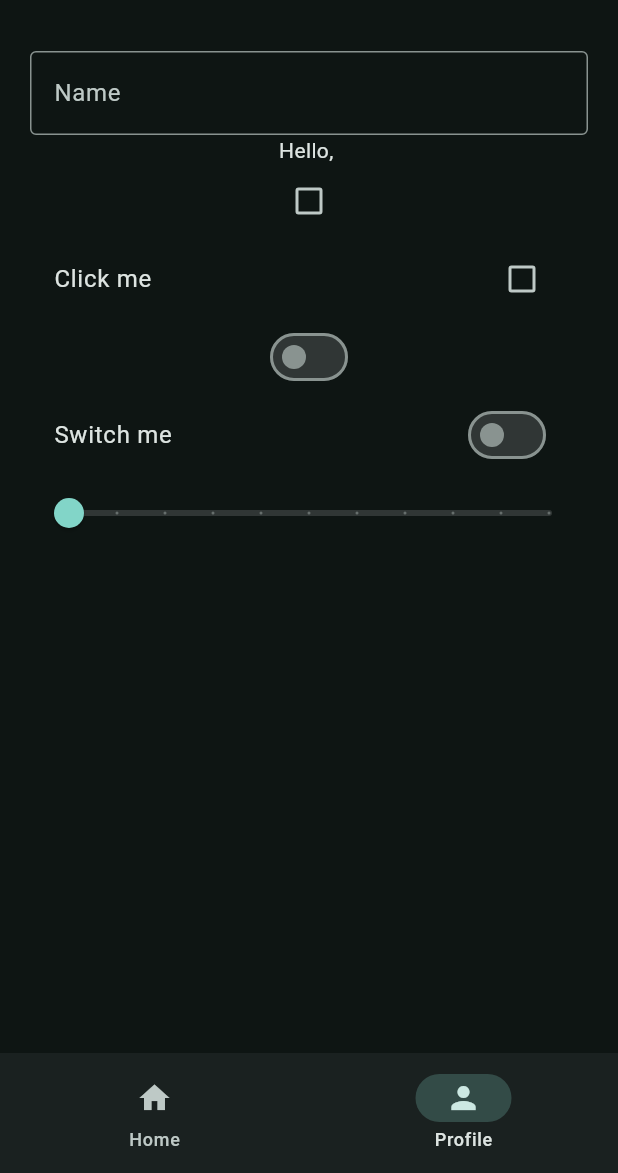
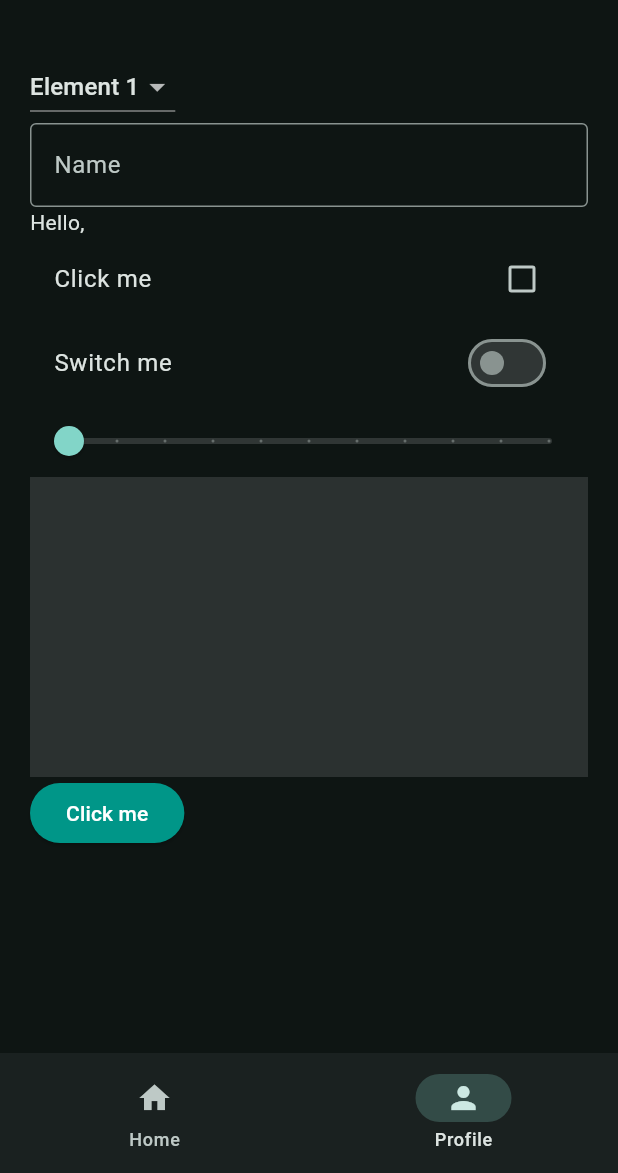
Before and after one commit to muhammadilhamyahya222/my-first-flutter-app, a Flutter app: the screen it shows after launch, item 2 of the bottom bar chosen, on a phone screen of 412 x 824 dp, the part 63-1236 px from its top. Run offline on Flutter 3.47's test engine with Material 3 defaults, Android fonts, the phone set to English and light mode, and no system bars.

Commit message:
try buttons 2

```diff
--- a/lib/screens/pages/profile_page.dart
+++ b/lib/screens/pages/profile_page.dart
@@ -12,13 +12,30 @@ class _ProfilePageState extends State<ProfilePage> {
   bool? isChecked = false;
   bool isSwitched = false;
   double sliderValue = 0.0;
+  String? menuItems = 'e1';
 
   @override
   Widget build(BuildContext context) {
-    return Padding(
+    return SingleChildScrollView(
+      child: Padding(
         padding: const EdgeInsets.all(20.0),
         child: Column(
+          // Column default is centered in X axis
+          crossAxisAlignment: CrossAxisAlignment.start, // Align to the left
           children: [
+            DropdownButton(
+              value: menuItems,
+              items: [
+                DropdownMenuItem(value: 'e1', child: Text('Element 1')),
+                DropdownMenuItem(value: 'e2', child: Text('Element 2')),
+                DropdownMenuItem(value: 'e3', child: Text('Element 3')),
+              ],
+              onChanged: (String? value) {
+                setState(() {
+                  menuItems = value;
+                });
+              },
+            ),
             TextField(
               controller: controller,
               decoration: InputDecoration(
@@ -30,8 +47,9 @@ class _ProfilePageState extends State<ProfilePage> {
               },
             ),
             Text('Hello, ${controller.text}'),
+            /*
             Checkbox(
-            // tristate: true,
+              // tristate: true, // Tristate allows null values, making the checkbox have three states: checked, unchecked, and indeterminate
               value: isChecked,
               onChanged: (bool? value) {
                 setState(() {
@@ -39,6 +57,7 @@ class _ProfilePageState extends State<ProfilePage> {
                 });
               },
             ),
+            */
             CheckboxListTile(
               // tristate: true,
               value: isChecked,
@@ -49,7 +68,9 @@ class _ProfilePageState extends State<ProfilePage> {
               },
               title: Text('Click me'),
             ),
-          Switch(
+            /*
+            Switch.adaptive(
+              // adaptive makes it look native on both iOS and Android, not all widgets have adaptive version
               value: isSwitched,
               onChanged: (bool value) {
                 setState(() {
@@ -57,7 +78,8 @@ class _ProfilePageState extends State<ProfilePage> {
                 });
               },
             ),
-          SwitchListTile(
+            */
+            SwitchListTile.adaptive(
               value: isSwitched,
               onChanged: (bool value) {
                 setState(() {
@@ -66,7 +88,7 @@ class _ProfilePageState extends State<ProfilePage> {
               },
               title: Text('Switch me'),
             ),
-          Slider.adaptive( // adaptive makes it look native on both iOS and Android
+            Slider.adaptive(
               max: 10.0, // To set the maximum value of the slider
               value: sliderValue,
               divisions: 10, // To set the number of discrete divisions
@@ -77,7 +99,31 @@ class _ProfilePageState extends State<ProfilePage> {
                 print('Slider value: $value');
               },
             ),
+            InkWell(
+              // Use Inkwell for clickable effect, and GestureDetector for more general use cases
+              splashColor: Colors.teal, // Color when tapped
+              highlightColor: Colors.white, // Color when held down
+              onTap: () {
+                print('Image selected');
+              },
+              // child: Image.asset('assets/images/bg.jpg')
+              child: Container(
+                height: 200,
+                width: double.infinity,
+                color: Colors.white12,
+              ),
+            ),
+            ElevatedButton(
+              // There is a lot of button types: ElevatedButton, TextButton, OutlinedButton, FilledButton, IconButton (like BackButton, CloseButton)
+              onPressed: () {},
+              child: Text('Click me'),
+              style: ElevatedButton.styleFrom(
+                backgroundColor: Colors.teal,
+                foregroundColor: Colors.white,
+              ),
+            ),
           ],
+        ),
       ),
     );
   }
```
Also changed, not shown: assets/images/bg.jpg (added). Lines whose indentation alone changed are shown as unchanged.
